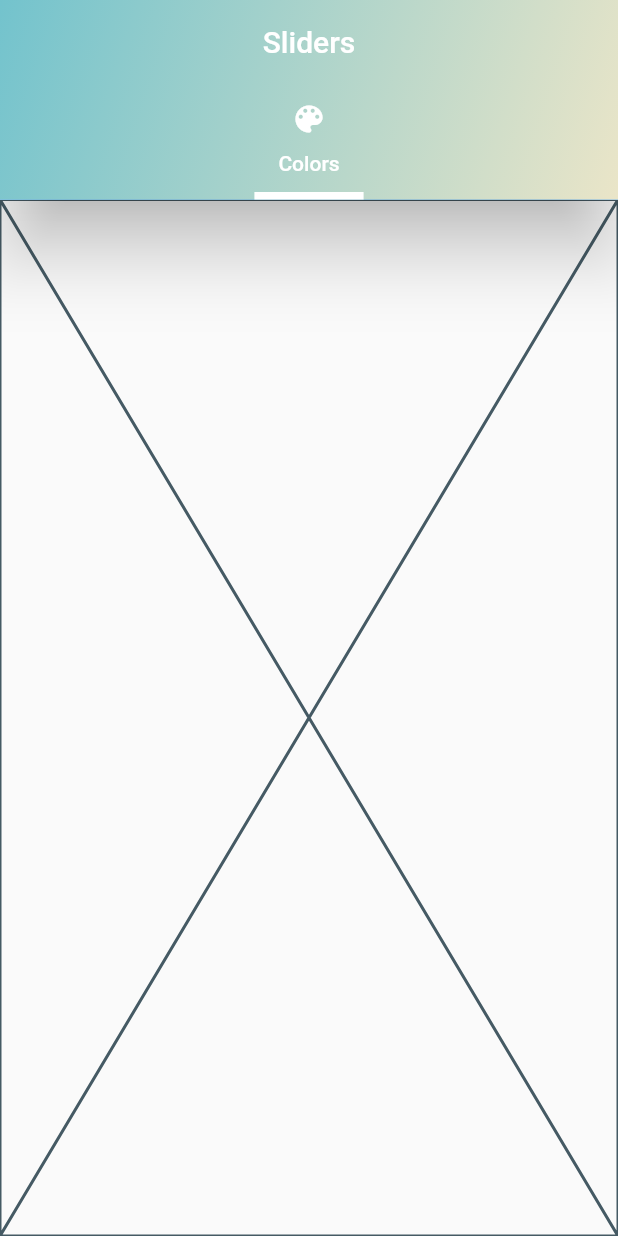
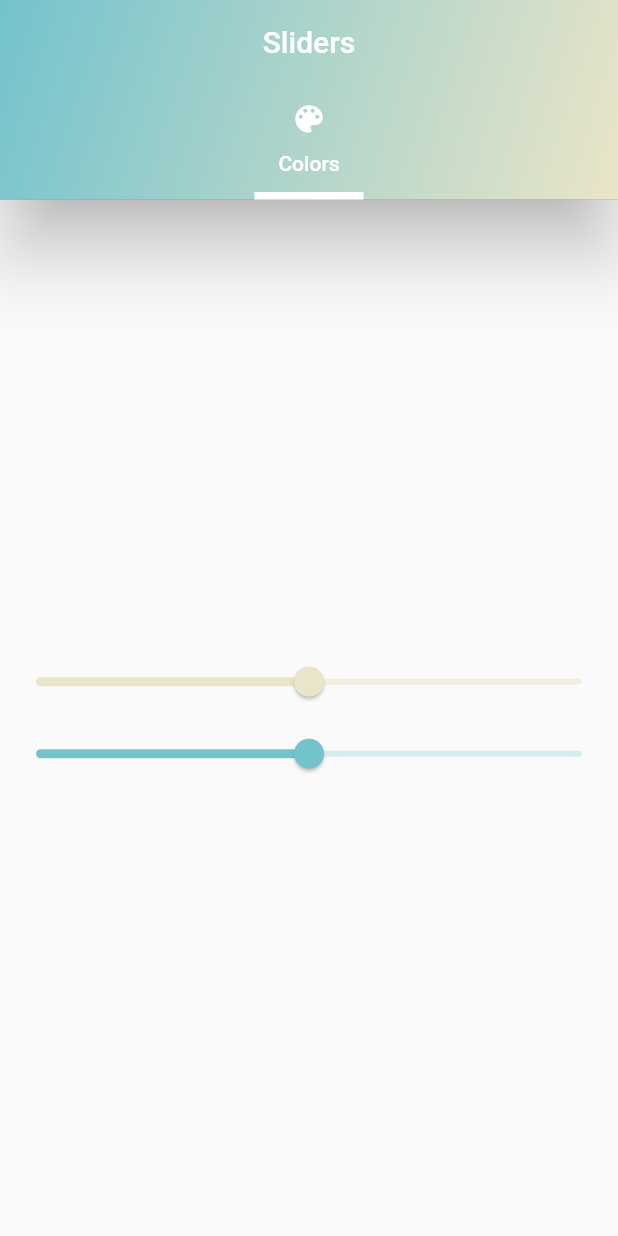
Before and after one commit to kwe92/Flutter-Widgets, a Flutter app: the screen it shows after launch, on a phone screen of 412 x 824 dp. Run offline on Flutter 3.47's test engine with Material 2 defaults, Android fonts, the light colour scheme and no system bars; our stand-ins replace auto_route, camera, firebase_auth, flutter_inset_box_shadow, flutter_local_notifications, flutter_riverpod and 3 more; missing offline and left inert: firebase_ui_auth; accounts and stored records are empty.

Commit message:
completed implementation

```diff
--- a/lib/Widgets/sliders/widgets/sliders/slider_color_widget.dart
+++ b/lib/Widgets/sliders/widgets/sliders/slider_color_widget.dart
@@ -1,17 +1,65 @@
 import 'package:flutter/material.dart';
+import 'package:flutter_widgets/Widgets/sliders/colors/slider_colors.dart';
 
 // TODO: Add comments
 
 class SliderColorWidget extends StatefulWidget {
-  const SliderColorWidget({super.key});
+  final double min;
+  final double max;
+  const SliderColorWidget({
+    this.min = 0,
+    this.max = 100,
+    super.key,
+  });
 
   @override
   State<SliderColorWidget> createState() => _SliderColorWidgetState();
 }
 
 class _SliderColorWidgetState extends State<SliderColorWidget> {
+  double value = 50;
+
   @override
   Widget build(BuildContext context) {
-    return const Placeholder();
+    return SliderTheme(
+      data: SliderThemeData(
+        valueIndicatorColor: SliderColors.aqua0,
+        thumbColor: SliderColors.tan0,
+        activeTrackColor: SliderColors.tan0,
+        inactiveTrackColor: SliderColors.tan0.withOpacity(0.50),
+      ),
+      child: Column(
+        mainAxisAlignment: MainAxisAlignment.center,
+        children: [
+          Slider(
+            value: value,
+            min: widget.min,
+            max: widget.max,
+            divisions: widget.max.toInt(),
+            label: value.round().toString(),
+            onChanged: (value) => setState(() => this.value = value),
+          ),
+          Slider(
+            value: value,
+            min: widget.min,
+            max: widget.max,
+            divisions: widget.max.toInt(),
+            activeColor: SliderColors.aqua0,
+            inactiveColor: SliderColors.aqua0.withOpacity(0.25),
+            label: value.round().toString(),
+            onChanged: (value) => setState(() => this.value = value),
+          ),
+        ],
+      ),
+    );
   }
 }
+
+// Slider
+
+//   - divisions
+//   - activeColor
+//   - inactiveColor
+//   - label
+
+// SliderThemeData
```
